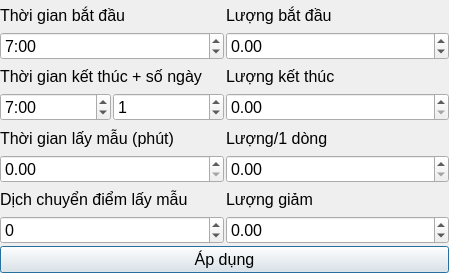
Old version of the form input.ui in the repository mxhsnowy/KTTV_Software.
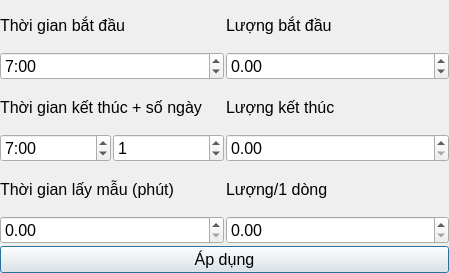
New version of the form.

What changed in the file:
```diff
--- a/input.ui
+++ b/input.ui
@@ -155,33 +155,6 @@
          </property>
         </widget>
        </item>
-       <item>
-        <widget class="QLabel" name="label">
-         <property name="font">
-          <font>
-           <pointsize>12</pointsize>
-          </font>
-         </property>
-         <property name="text">
-          <string>Dịch chuyển điểm lấy mẫu</string>
-         </property>
-        </widget>
-       </item>
-       <item>
-        <widget class="QSpinBox" name="biasBox">
-         <property name="font">
-          <font>
-           <pointsize>12</pointsize>
-          </font>
-         </property>
-         <property name="minimum">
-          <number>-100</number>
-         </property>
-         <property name="maximum">
-          <number>100</number>
-         </property>
-        </widget>
-       </item>
       </layout>
      </item>
      <item>
@@ -261,33 +234,6 @@
          </property>
         </widget>
        </item>
-       <item>
-        <widget class="QLabel" name="lblDec">
-         <property name="font">
-          <font>
-           <pointsize>12</pointsize>
-          </font>
-         </property>
-         <property name="text">
-          <string>Lượng giảm</string>
-         </property>
-        </widget>
-       </item>
-       <item>
-        <widget class="QDoubleSpinBox" name="levelDec">
-         <property name="font">
-          <font>
-           <pointsize>12</pointsize>
-          </font>
-         </property>
-         <property name="minimum">
-          <double>-100.000000000000000</double>
-         </property>
-         <property name="maximum">
-          <double>100.000000000000000</double>
-         </property>
-        </widget>
-       </item>
       </layout>
      </item>
     </layout>
```
